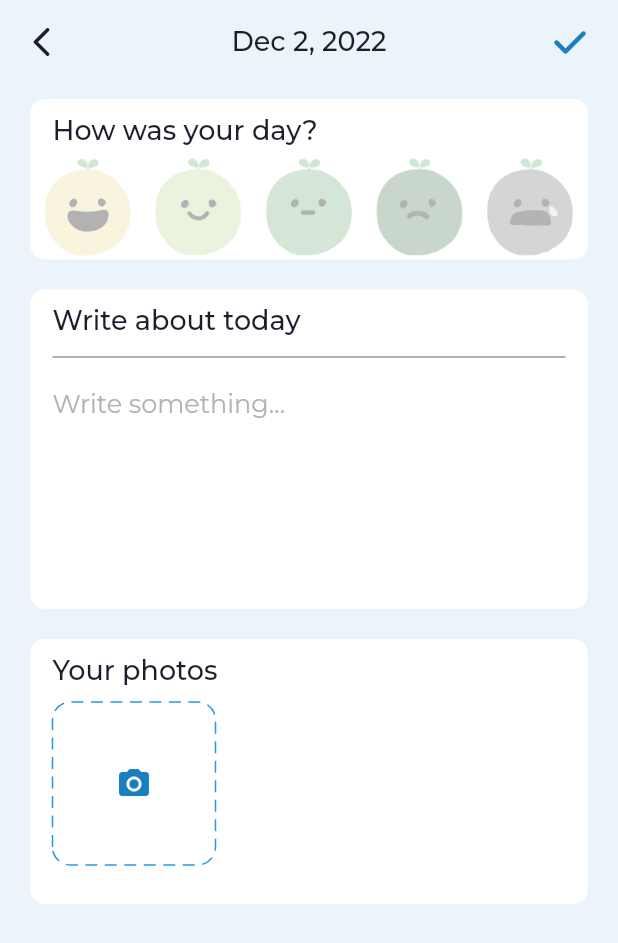
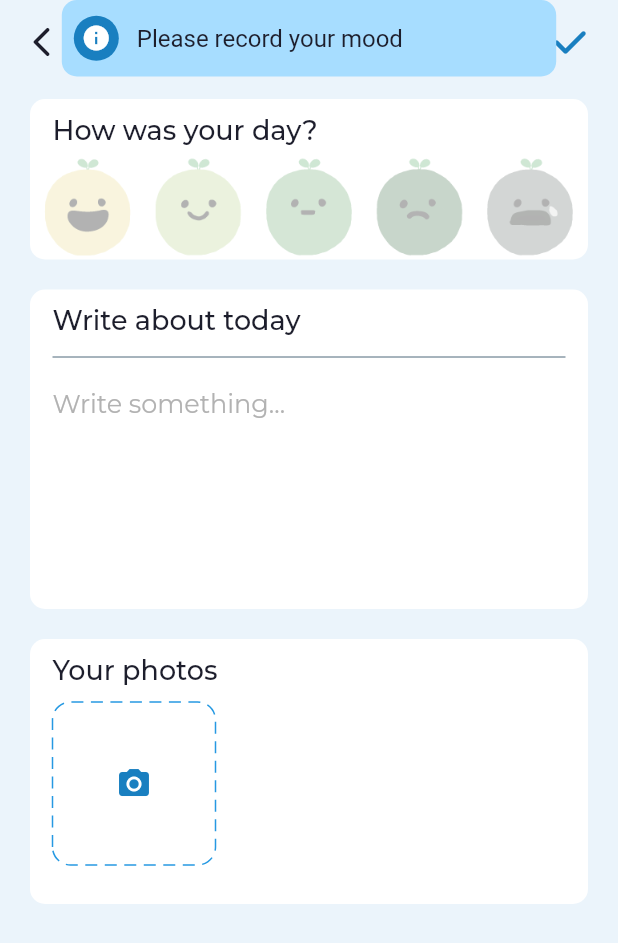
Before and after one commit to hungmai2411/diary_app, a Flutter app: the AddDiaryScreen screen opened directly with empty values, after a tap on an icon or button, on a phone screen of 412 x 824 dp. Shown: the top 943 px of the screen. Run offline on Flutter 3.47's test engine with Material 2 defaults, Android fonts, the phone set to English and light mode, and no system bars; drawn by our look-alikes of another_flushbar, dotted_border; our stand-ins replace fl_chart, flutter_local_notifications, flutter_native_timezone, font_awesome_flutter, hive_flutter, image_picker and 3 more; missing offline and left inert: record; accounts and stored records are empty; generated files the repository leaves out were written again.

Commit message:
add snack bar top

```diff
--- /dev/null
+++ b/lib/constants/utils.dart
@@ -0,0 +1,31 @@
+import 'package:another_flushbar/flushbar.dart';
+import 'package:diary_app/constants/app_colors.dart';
+import 'package:flutter/material.dart';
+
+showSnackBar(BuildContext context, String content) {
+  final size = MediaQuery.of(context).size;
+
+  Flushbar(
+    maxWidth: size.width * .8,
+    borderRadius: BorderRadius.circular(10),
+    backgroundColor: AppColors.trackSelectedColor,
+    flushbarPosition: FlushbarPosition.TOP,
+    messageColor: AppColors.textPrimaryColor,
+    messageSize: 16,
+    message: content,
+    padding: const EdgeInsets.symmetric(vertical: 16, horizontal: 20),
+    icon: Container(
+      padding: const EdgeInsets.all(5),
+      decoration: const BoxDecoration(
+        shape: BoxShape.circle,
+        color: AppColors.primaryColor,
+      ),
+      child: const Icon(
+        Icons.info_sharp,
+        size: 20.0,
+        color: Colors.white,
+      ),
+    ),
+    duration: const Duration(seconds: 3),
+  ).show(context);
+}
--- a/lib/features/diary/screens/add_diary_screen.dart
+++ b/lib/features/diary/screens/add_diary_screen.dart
@@ -2,6 +2,7 @@ import 'dart:typed_data';
 import 'package:diary_app/constants/app_assets.dart';
 import 'package:diary_app/constants/app_colors.dart';
 import 'package:diary_app/constants/app_styles.dart';
+import 'package:diary_app/constants/utils.dart';
 import 'package:diary_app/features/diary/models/diary.dart';
 import 'package:diary_app/features/diary/models/mood.dart';
 import 'package:diary_app/features/diary/widgets/item_mood.dart';
@@ -42,6 +43,7 @@ class _AddDiaryScreenState extends State<AddDiaryScreen> {
 
   addNote(BuildContext context) async {
     if (moodPicked.name.isEmpty) {
+      showSnackBar(context, 'Please record your mood');
     } else {
       final SettingProvider settingProvider = context.read<SettingProvider>();
       Setting setting = settingProvider.setting;
@@ -51,7 +53,9 @@ class _AddDiaryScreenState extends State<AddDiaryScreen> {
       Diary newDiary = Diary(
         mood: moodPicked,
         createdAt: widget.dateTime,
-        content: noteController.text,
+        content: noteController.text.isEmpty
+            ? 'Nothing is written for this day 🙁'
+            : noteController.text,
         images: images,
       );
       diaryProvider.addDiary(newDiary);
--- a/lib/features/diary/widgets/success_dialog.dart
+++ b/lib/features/diary/widgets/success_dialog.dart
@@ -9,6 +9,8 @@ class SuccessDialog extends StatelessWidget {
   @override
   Widget build(BuildContext context) {
     return AlertDialog(
+      shape: const RoundedRectangleBorder(
+          borderRadius: BorderRadius.all(Radius.circular(8.0))),
       title: Container(
         // width: 200,
         // height: 200,
--- a/pubspec.yaml
+++ b/pubspec.yaml
@@ -28,6 +28,8 @@ environment:
 # the latest version available on pub.dev. To see which dependencies have newer
 # versions available, run `flutter pub outdated`.
 dependencies:
+  animated_snack_bar: ^0.3.0
+  another_flushbar: ^1.12.29
   awesome_snackbar_content: ^0.1.0
   cupertino_icons: ^1.0.2
   dotted_border: ^2.0.0+3
```
Also changed, not shown: lib/features/board/widgets/mood_bar.dart (+16 -13 lines), lib/features/diary/screens/diary_screen.dart (+16 -6 lines), pubspec.lock.
